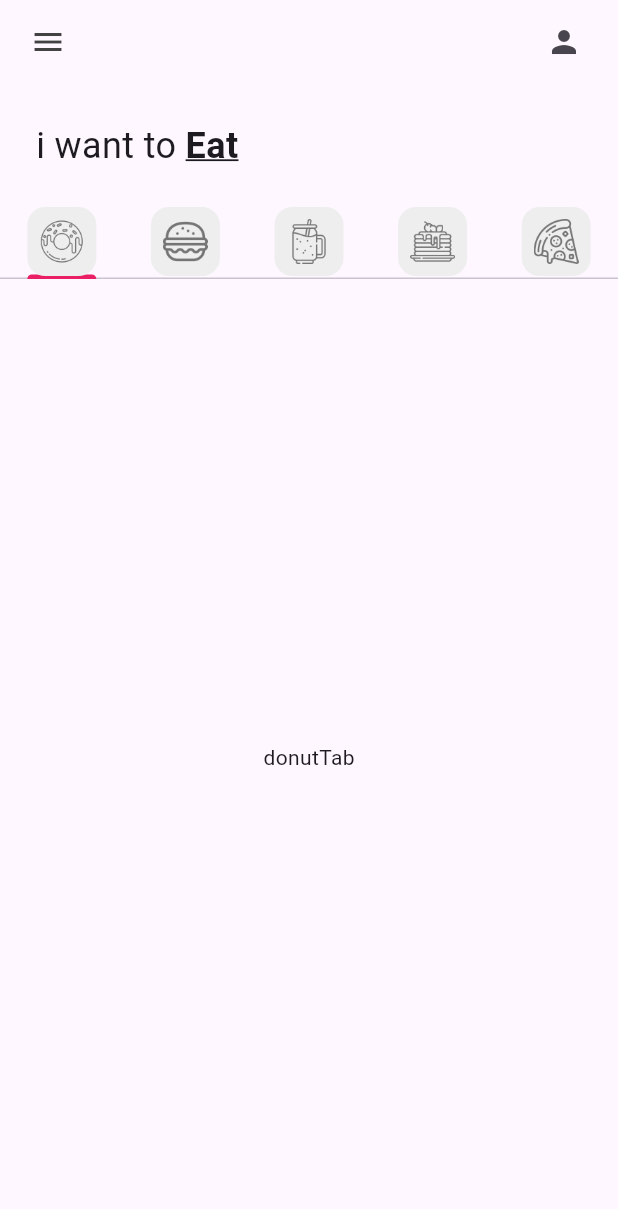
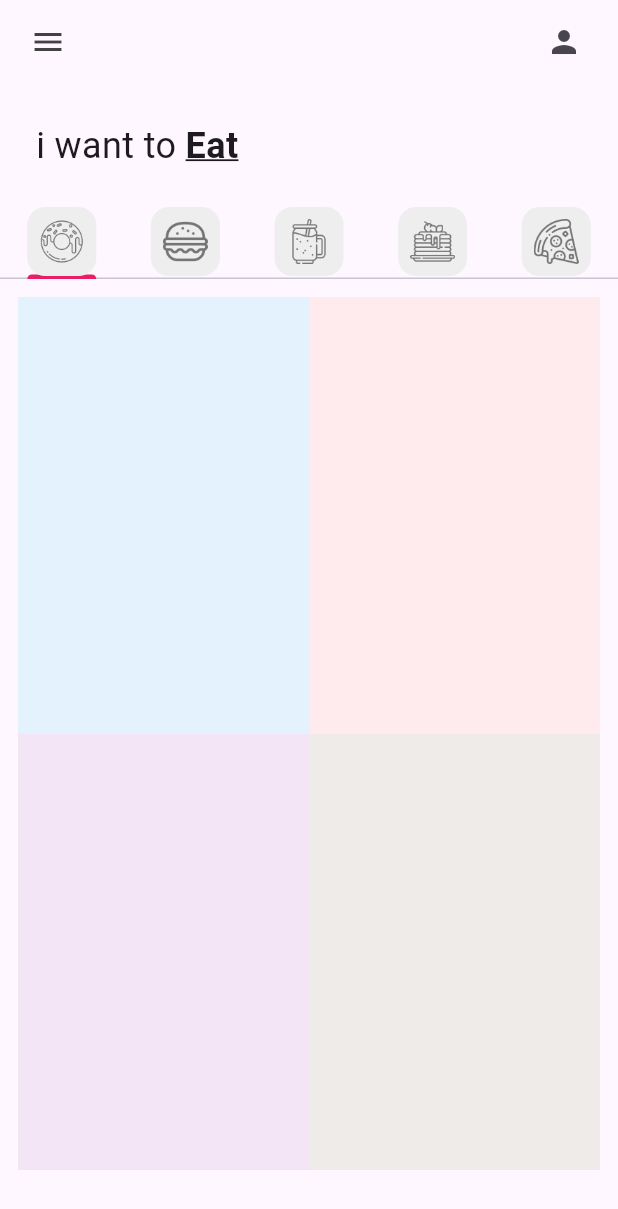
Before and after one commit to joana-lang/p1_donut_app_joana_chan, a Flutter app: the screen it shows after launch, on a phone screen of 412 x 824 dp. Shown: the top 1209 px of the screen. Run offline on Flutter 3.47's test engine with Material 3 defaults, Android fonts, the light colour scheme and no system bars.

Commit message:
donut_tile.dart

```diff
--- a/lib/pages/home_pages.dart
+++ b/lib/pages/home_pages.dart
@@ -70,13 +70,13 @@
               TabBar(tabs: myTabs),
 
               //Tab  bar view
-              const Expanded(
+              Expanded(
                   child: TabBarView(children: [
                 donutTab(),
-                burgerTab(),
-                smoothieTab(),
-                panCakeTab(),
-                pizzaTab()
+                const burgerTab(),
+                const smoothieTab(),
+                const panCakeTab(),
+                const pizzaTab()
               ]))
               //Total de carrito
             ],
--- a/lib/tab/donut_tab.dart
+++ b/lib/tab/donut_tab.dart
@@ -1,10 +1,31 @@
 import 'package:flutter/material.dart';
+import 'package:p1_donut_app_joana_chan/utils/donut_tile.dart';
 
 class donutTab extends StatelessWidget {
+  final List donutsOnSale = const [
+    // [ donutFlavor, donutPrice, donutColor, imageName ]
+    ["Ice Cream", "36", Colors.blue, "lib/images/icecream_donut.png"],
+    ["Strawberry", "45", Colors.red, "lib/images/strawberry_donut.png"],
+    ["Grape Ape", "84", Colors.purple, "lib/images/grape_donut.png"],
+    ["Choco", "95", Colors.brown, "lib/images/chocolate_donut.png"],
+  ];
   const donutTab({super.key});
 
   @override
   Widget build(BuildContext context) {
-    return const Center(child: Text("donutTab"));
+    //Delegate sirve para organizar los widgets en la cuadricula (como organizar los elementos de un convivio por ejemplo)
+    return GridView.builder(
+        itemCount: donutsOnSale.length,
+        padding: EdgeInsets.all(12),
+        gridDelegate: const SliverGridDelegateWithFixedCrossAxisCount(
+            crossAxisCount: 2, childAspectRatio: 1 / 1.5),
+        itemBuilder: (context, index) {
+          return DonutTile(
+            donutFlavor: donutsOnSale[index][0],
+            donutPrice: donutsOnSale[index][1],
+            donutColor: donutsOnSale[index][2],
+            imageName: donutsOnSale[index][3],
+          );
+        });
   }
 }
--- /dev/null
+++ b/lib/utils/donut_tile.dart
@@ -0,0 +1,22 @@
+import 'package:flutter/material.dart';
+
+class DonutTile extends StatelessWidget {
+  final String donutFlavor;
+  final String donutPrice;
+  final dynamic donutColor;
+  final String imageName;
+
+  const DonutTile(
+      {super.key,
+      required this.donutFlavor,
+      required this.donutPrice,
+      required this.donutColor,
+      required this.imageName});
+
+  @override
+  Widget build(BuildContext context) {
+    return Container(
+      decoration: BoxDecoration(color: donutColor[50]),
+    );
+  }
+}
```
